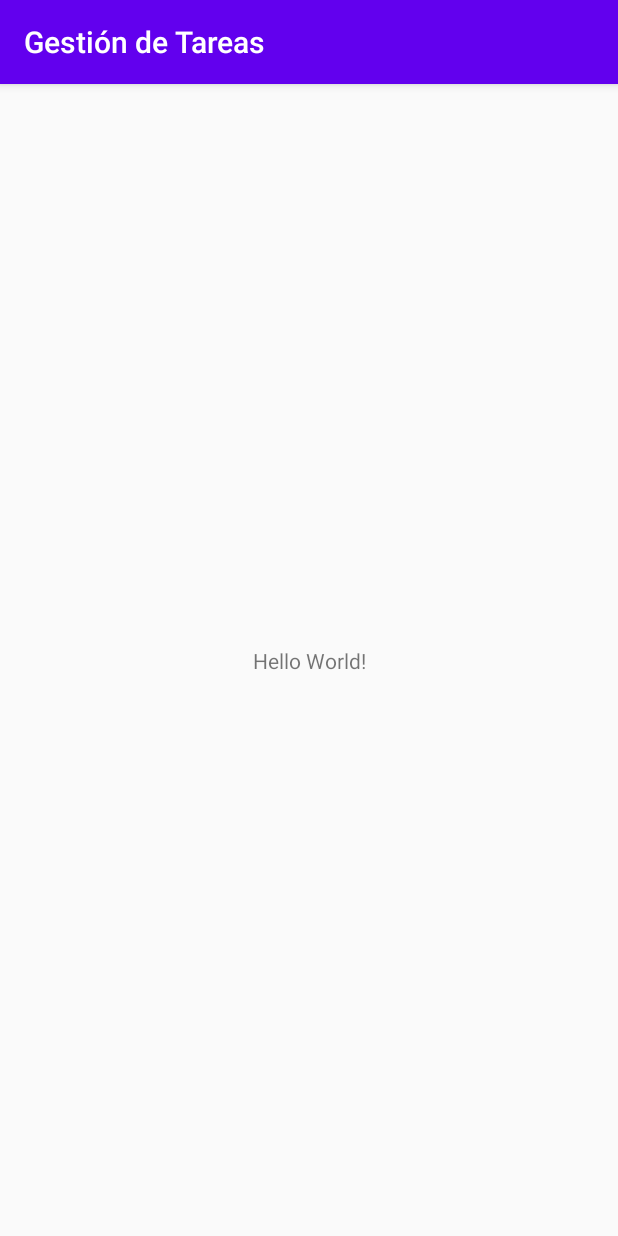
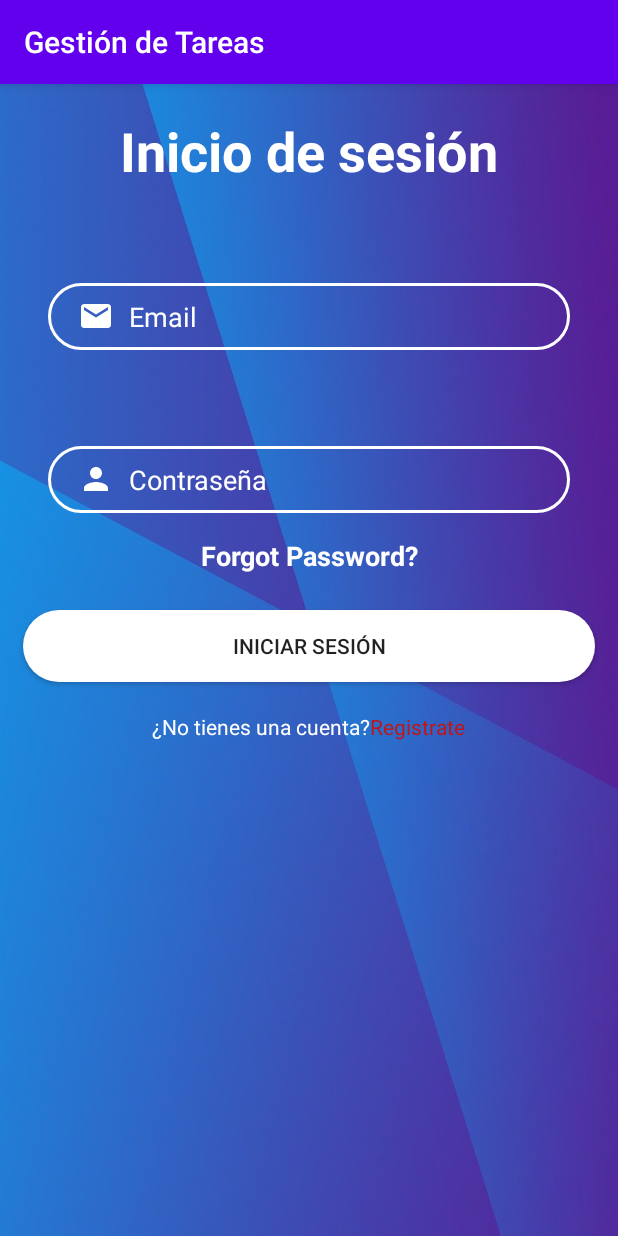
Before and after one commit to rafamolino/GestiondeTareas, an Android app: the screen it shows after launch (MainActivity), on a phone screen of 412 x 824 dp. Run offline under Robolectric (Android 15) with nearby library versions, the phone set to English and light mode, and no system bars.

Commit message:
Primera pantala - Inicio de sesión/Registro

```diff
--- a/app/build.gradle
+++ b/app/build.gradle
@@ -27,7 +27,8 @@ dependencies {
     implementation fileTree(dir: 'libs', include: ['*.jar'])
 
     implementation 'androidx.appcompat:appcompat:1.6.1'
-    implementation 'androidx.constraintlayout:constraintlayout:2.1.4'
+    implementation "androidx.constraintlayout:constraintlayout:2.2.0-alpha07"
+    implementation "androidx.constraintlayout:constraintlayout-compose:1.1.0-alpha07"
     testImplementation 'junit:junit:4.12'
     androidTestImplementation 'androidx.test.ext:junit:1.1.5'
     androidTestImplementation 'androidx.test.espresso:espresso-core:3.5.1'
--- /dev/null
+++ b/app/src/main/java/com/example/gestindetareas/LoginActivity.java
@@ -0,0 +1,19 @@
+package com.example.gestindetareas;
+
+import androidx.appcompat.app.AppCompatActivity;
+
+import android.content.Intent;
+import android.os.Bundle;
+import android.view.View;
+import android.widget.TextView;
+
+public class LoginActivity extends AppCompatActivity {
+
+    @Override
+    protected void onCreate(Bundle savedInstanceState) {
+        super.onCreate(savedInstanceState);
+        setContentView(R.layout.activity_main);
+        TextView btn=findViewById(R.id.textViewSignUp);
+
+    }
+}
--- /dev/null
+++ b/app/src/main/res/drawable-v24/btn_bg.xml
@@ -0,0 +1,7 @@
+<?xml version="1.0" encoding="utf-8"?>
+<shape xmlns:android="http://schemas.android.com/apk/res/android">
+
+    <solid android:color="@color/colorWhite"/>
+
+    <corners android:radius="70dp"/>
+</shape>
--- /dev/null
+++ b/app/src/main/res/drawable-v24/ic_email.xml
@@ -0,0 +1,5 @@
+<vector android:height="24dp" android:tint="#FFFFFF"
+    android:viewportHeight="24.0" android:viewportWidth="24.0"
+    android:width="24dp" xmlns:android="http://schemas.android.com/apk/res/android">
+    <path android:fillColor="#FF000000" android:pathData="M20,4L4,4c-1.1,0 -1.99,0.9 -1.99,2L2,18c0,1.1 0.9,2 2,2h16c1.1,0 2,-0.9 2,-2L22,6c0,-1.1 -0.9,-2 -2,-2zM20,8l-8,5 -8,-5L4,6l8,5 8,-5v2z"/>
+</vector>
--- /dev/null
+++ b/app/src/main/res/drawable-v24/ic_facebook.xml
@@ -0,0 +1,5 @@
+<vector android:height="24dp" android:viewportHeight="512"
+    android:viewportWidth="512" android:width="24dp" xmlns:android="http://schemas.android.com/apk/res/android">
+    <path android:fillColor="@color/colorPrimaryDark"
+        android:pathData="M289,1.7c-45.1,4.8 -71.3,21.7 -84.6,54.8 -3.2,8 -5.1,15 -7.5,27.6 -0.8,3.9 -1.5,21.5 -1.8,45.4l-0.6,39 -25.7,0.3 -25.8,0.2 0,43.5 0,43.5 26,-0 26,-0 0,127.5 0,127.5 51.5,-0 51.5,-0 0,-127.5 0,-127.5 34.4,-0 34.5,-0 0.5,-4.3c0.7,-5 4.2,-37.2 5.1,-47.2 0.4,-3.9 1.3,-12.6 2.1,-19.5 0.8,-6.9 1.4,-13.3 1.4,-14.2 0,-1.7 -2.7,-1.8 -38.7,-2l-38.8,-0.3 0,-30.5c0,-33.3 0.3,-35.4 5.7,-41.5 1.6,-1.9 5.4,-4.4 8.6,-5.7 5.4,-2.1 7.3,-2.3 34.5,-2.6l28.7,-0.3 0,-43.5 0,-43.4 -41.7,0.2c-23,-0 -43.4,0.3 -45.3,0.5z" android:strokeColor="#00000000"/>
+</vector>
--- /dev/null
+++ b/app/src/main/res/drawable-v24/ic_google.xml
@@ -0,0 +1,7 @@
+<vector android:height="24.485847dp" android:viewportHeight="544.3"
+    android:viewportWidth="533.5" android:width="24dp" xmlns:android="http://schemas.android.com/apk/res/android">
+    <path android:fillColor="#4285F4" android:pathData="M533.5,278.4c0,-18.5 -1.5,-37.1 -4.7,-55.3H272.1v104.8h147c-6.1,33.8 -25.7,63.7 -54.4,82.7v68h87.7C503.9,431.2 533.5,361.2 533.5,278.4z"/>
+    <path android:fillColor="#34A853" android:pathData="M272.1,544.3c73.4,0 135.3,-24.1 180.4,-65.7l-87.7,-68c-24.4,16.6 -55.9,26 -92.6,26c-71,0 -131.2,-47.9 -152.8,-112.3H28.9v70.1C75.1,486.3 169.2,544.3 272.1,544.3z"/>
+    <path android:fillColor="#FBBC04" android:pathData="M119.3,324.3c-11.4,-33.8 -11.4,-70.4 0,-104.2V150H28.9c-38.6,76.9 -38.6,167.5 0,244.4L119.3,324.3z"/>
+    <path android:fillColor="#EA4335" android:pathData="M272.1,107.7c38.8,-0.6 76.3,14 104.4,40.8l0,0l77.7,-77.7C405,24.6 339.7,-0.8 272.1,0C169.2,0 75.1,58 28.9,150l90.4,70.1C140.8,155.6 201.1,107.7 272.1,107.7z"/>
+</vector>
--- /dev/null
+++ b/app/src/main/res/drawable-v24/ic_person.xml
@@ -0,0 +1,5 @@
+<vector android:height="24dp" android:tint="#FFFFFF"
+    android:viewportHeight="24.0" android:viewportWidth="24.0"
+    android:width="24dp" xmlns:android="http://schemas.android.com/apk/res/android">
+    <path android:fillColor="#FF000000" android:pathData="M12,12c2.21,0 4,-1.79 4,-4s-1.79,-4 -4,-4 -4,1.79 -4,4 1.79,4 4,4zM12,14c-2.67,0 -8,1.34 -8,4v2h16v-2c0,-2.66 -5.33,-4 -8,-4z"/>
+</vector>
--- /dev/null
+++ b/app/src/main/res/drawable-v24/input_bg.xml
@@ -0,0 +1,6 @@
+<?xml version="1.0" encoding="utf-8"?>
+<shape xmlns:android="http://schemas.android.com/apk/res/android">
+
+    <stroke android:color="@color/colorWhite" android:width="2dp"/>
+    <corners android:radius="70dp" />
+</shape>
--- a/app/src/main/res/layout/activity_main.xml
+++ b/app/src/main/res/layout/activity_main.xml
@@ -1,18 +1,111 @@
 <?xml version="1.0" encoding="utf-8"?>
-<androidx.constraintlayout.widget.ConstraintLayout xmlns:android="http://schemas.android.com/apk/res/android"
+<LinearLayout xmlns:android="http://schemas.android.com/apk/res/android"
     xmlns:app="http://schemas.android.com/apk/res-auto"
     xmlns:tools="http://schemas.android.com/tools"
     android:layout_width="match_parent"
     android:layout_height="match_parent"
-    tools:context=".MainActivity">
+    android:background="@drawable/bb"
+    android:orientation="vertical"
+    tools:context=".LoginActivity">
 
     <TextView
+        android:id="@+id/logo"
         android:layout_width="wrap_content"
         android:layout_height="wrap_content"
-        android:text="Hello World!"
-        app:layout_constraintBottom_toBottomOf="parent"
-        app:layout_constraintLeft_toLeftOf="parent"
-        app:layout_constraintRight_toRightOf="parent"
-        app:layout_constraintTop_toTopOf="parent" />
+        android:layout_gravity="center"
+        android:paddingTop="20dp"
+        android:text="Inicio de sesión"
+        android:textColor="@color/colorWhite"
+        android:textSize="36sp"
+        android:textStyle="bold" />
 
-</androidx.constraintlayout.widget.ConstraintLayout>
+    <LinearLayout
+        android:layout_width="match_parent"
+        android:layout_height="match_parent"
+        android:orientation="vertical">
+
+        <EditText
+            android:id="@+id/editText"
+            android:layout_width="match_parent"
+            android:layout_height="wrap_content"
+            android:drawableLeft="@drawable/ic_email"
+            android:hint="Email"
+            android:drawablePadding="10dp"
+            android:layout_marginStart="32dp"
+            android:layout_marginTop="64dp"
+            android:layout_marginEnd="32dp"
+            android:background="@drawable/input_bg"
+            android:paddingLeft="20dp"
+            android:paddingTop="10dp"
+            android:paddingRight="10dp"
+            android:paddingBottom="10dp"
+            android:textColor="@color/colorWhite"
+            android:textColorHint="@color/colorWhite"
+            android:ems="10"
+            android:inputType="textEmailAddress" />
+
+        <EditText
+            android:id="@+id/editText2"
+            android:layout_width="match_parent"
+            android:layout_height="wrap_content"
+            android:drawableLeft="@drawable/ic_person"
+            android:hint="Contraseña"
+            android:drawablePadding="10dp"
+            android:layout_marginStart="32dp"
+            android:layout_marginTop="64dp"
+            android:layout_marginEnd="32dp"
+            android:background="@drawable/input_bg"
+            android:paddingLeft="20dp"
+            android:paddingTop="10dp"
+            android:paddingRight="10dp"
+            android:paddingBottom="10dp"
+            android:textColor="@color/colorWhite"
+            android:textColorHint="@color/colorWhite"
+            android:ems="10"
+
+            />
+
+        <TextView
+            android:id="@+id/textView4"
+            android:layout_width="match_parent"
+            android:layout_height="wrap_content"
+            android:layout_marginTop="16dp"
+            android:gravity="center"
+            android:text="Forgot Password?"
+            android:textColor="@color/colorWhite"
+            android:textSize="18sp"
+            android:textStyle="bold" />
+
+        <Button
+            android:id="@+id/button2"
+            android:layout_width="match_parent"
+            android:layout_height="wrap_content"
+            android:layout_marginLeft="15dp"
+            android:layout_marginTop="24dp"
+            android:layout_marginRight="15dp"
+            android:background="@drawable/btn_bg"
+            android:text="Iniciar sesión" />
+
+        <LinearLayout
+            android:layout_width="match_parent"
+            android:layout_height="match_parent"
+            android:layout_margin="20dp"
+            android:gravity="center_horizontal"
+            android:orientation="horizontal">
+
+            <TextView
+                android:layout_width="wrap_content"
+                android:layout_height="wrap_content"
+                android:text="¿No tienes una cuenta?"
+                android:textColor="@color/colorWhite" />
+
+            <TextView
+                android:id="@+id/textViewSignUp"
+                android:layout_width="wrap_content"
+                android:layout_height="wrap_content"
+                android:text="Registrate"
+                android:textColor="@color/colorRed" />
+        </LinearLayout>
+    </LinearLayout>
+
+</LinearLayout>
--- a/app/src/main/res/values/colors.xml
+++ b/app/src/main/res/values/colors.xml
@@ -3,4 +3,9 @@
     <color name="colorPrimary">#6200EE</color>
     <color name="colorPrimaryDark">#3700B3</color>
     <color name="colorAccent">#03DAC5</color>
+    <color name="colorBlack">#000000</color>
+    <color name="colorWhite">#FFFFFF</color>
+    <color name="colorRed">#C11515</color>
+    <color name="purple_500">#1566e0</color>
+
 </resources>
--- a/app/src/main/res/values/styles.xml
+++ b/app/src/main/res/values/styles.xml
@@ -8,4 +8,6 @@
         <item name="colorAccent">@color/colorAccent</item>
     </style>
 
+
+
 </resources>
```
Also changed, not shown: app/src/main/res/drawable-v24/bb.jpg (added).
